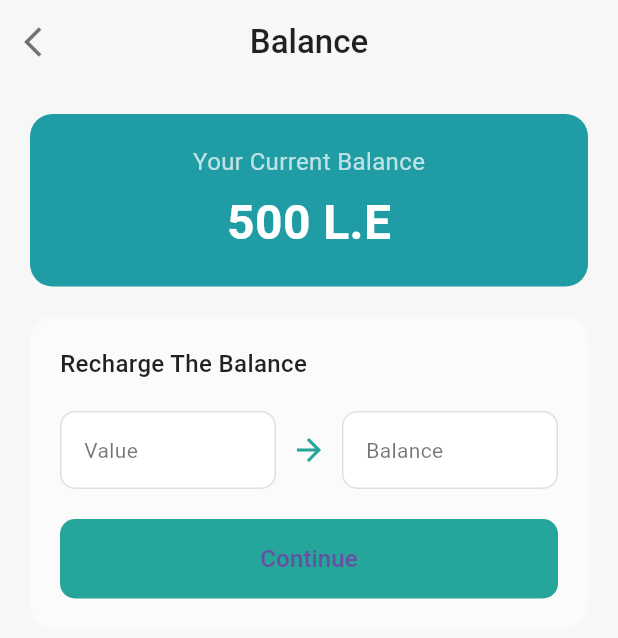
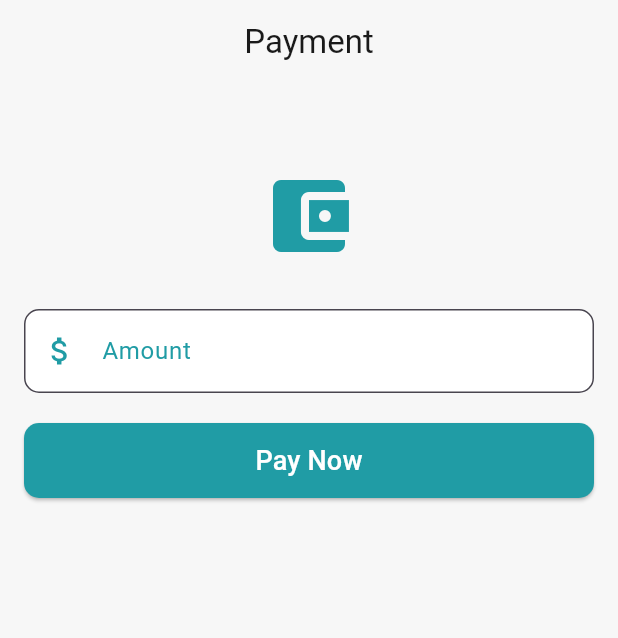
Before and after one commit to MohamedHamdySoftwareEngineer/Educationa_Nourish__Parent-Edition, a Flutter app: the PaymentScreenBody screen opened directly, on a phone screen of 412 x 824 dp. Shown: the top 638 px of the screen. Run offline on Flutter 3.47's test engine with Material 3 defaults, Android fonts, the phone set to English and light mode, and no system bars; our stand-ins replace concentric_transition, dio, equatable, flutter_bloc, flutter_map, flutter_svg and 6 more.

Commit message:
start payment redesign

```diff
--- a/lib/Parent/constants.dart
+++ b/lib/Parent/constants.dart
@@ -3,6 +3,7 @@ import 'package:flutter/material.dart';
 final List<Color> gradientColors = [firstGradientColor, secondGradientColor];
 Color firstGradientColor = Colors.blue.shade200;
 Color secondGradientColor = Colors.blue.shade400;
+
 Color mainColor = Colors.blue.shade300;
 Color secondColor = Colors.blue.shade700;
 OutlineInputBorder customBorder = OutlineInputBorder(
--- a/lib/Parent/features/Payment Screen/presentation/views/widgets/payment_screen_body.dart
+++ b/lib/Parent/features/Payment Screen/presentation/views/widgets/payment_screen_body.dart
@@ -1,154 +1,164 @@
 import 'package:flutter/material.dart';
+import 'package:flutter/services.dart';
 
-class PaymentScreenBody extends StatelessWidget {
+// Define the custom colors
+const Color lightGrayBackground = Color(0xFFF7F7F7);
+const Color tealAccentColor = Color(0xFF209CA5);
+const Color myBlackColor = Color(0xff1A1A1A);
+
+class PaymentScreenBody extends StatefulWidget {
   const PaymentScreenBody({super.key});
+
+  @override
+  State<PaymentScreenBody> createState() => _PaymentScreenBodyState();
+}
+
+class _PaymentScreenBodyState extends State<PaymentScreenBody> {
+  final TextEditingController _amountController = TextEditingController();
+  bool _isProcessing = false;
+  String? _paymentStatus;
+  bool _isSuccess = false;
+
+  void _processPayment() {
+    // Validate amount
+    if (_amountController.text.isEmpty) {
+      ScaffoldMessenger.of(context).showSnackBar(
+        const SnackBar(
+          content: Text('Please enter an amount'),
+          backgroundColor: tealAccentColor,
+        ),
+      );
+      return;
+    }
+
+    setState(() {
+      _isProcessing = true;
+      _paymentStatus = null;
+    });
+
+    // Simulate payment processing
+    Future.delayed(const Duration(seconds: 2), () {
+      setState(() {
+        _isProcessing = false;
+
+        // Simulate random success/failure for demo purposes
+        _isSuccess = DateTime.now().millisecondsSinceEpoch % 2 == 0;
+        _paymentStatus = _isSuccess
+          ? 'Payment Successful!'
+          : 'Payment Failed. Please try again.';
+      });
+    });
+  }
+
+  @override
+  void dispose() {
+    _amountController.dispose();
+    super.dispose();
+  }
 
   @override
   Widget build(BuildContext context) {
     return Scaffold(
-      backgroundColor: const Color(0xFFF7F7F7),
+      backgroundColor: lightGrayBackground,
       appBar: AppBar(
-        backgroundColor: Colors.transparent,
-        elevation: 0,
         title: const Text(
-          'Balance',
-          style: TextStyle(
-            color: Colors.black87,
-            fontWeight: FontWeight.w500,
-          ),
+          'Payment',
+          style: TextStyle(color: myBlackColor),
         ),
         centerTitle: true,
-        leading: IconButton(
-          icon: const Icon(Icons.arrow_back_ios, color: Colors.black54),
-          onPressed: () => Navigator.of(context).pop(),
+        backgroundColor: lightGrayBackground,
+        elevation: 0,
       ),
+      body: Padding(
+        padding: const EdgeInsets.all(16.0),
+        child: Column(
+          crossAxisAlignment: CrossAxisAlignment.stretch,
+          children: [
+            const SizedBox(height: 40),
+            // Payment Icon
+            const Icon(
+              Icons.account_balance_wallet,
+              size: 64,
+              color: tealAccentColor,
             ),
-      body: SafeArea(
-        child: Padding(
-          padding: const EdgeInsets.symmetric(horizontal: 20.0),
-          child: Column(
-            crossAxisAlignment: CrossAxisAlignment.start,
-            children: [
-              const SizedBox(height: 20),
-              // Current Balance Card
-              Container(
-                width: double.infinity,
-                padding: const EdgeInsets.all(20),
-                decoration: BoxDecoration(
-                  color: const Color(0xFF209CA5  ),
-                  borderRadius: BorderRadius.circular(15),
+            const SizedBox(height: 30),
+            // Amount input field
+            TextField(
+              controller: _amountController,
+              keyboardType: const TextInputType.numberWithOptions(decimal: true),
+              inputFormatters: [
+
+                FilteringTextInputFormatter.allow(RegExp(r'^\d+\.?\d{0,3}')),
+              ],
+              decoration: InputDecoration(
+                labelText: 'Amount',
+                labelStyle: const TextStyle(color: tealAccentColor),
+                prefixIcon: const Icon(Icons.attach_money, color: tealAccentColor),
+                border: OutlineInputBorder(
+                  borderRadius: BorderRadius.circular(10),
+                  borderSide: const BorderSide(color: tealAccentColor),
                 ),
-                child: const Column(
-                  crossAxisAlignment: CrossAxisAlignment.center,
-                  children: [
-                    Text(
-                      'Your Current Balance',
-                      style: TextStyle(
-                        color: Colors.white70,
-                        fontSize: 16,
+                focusedBorder: OutlineInputBorder(
+                  borderRadius: BorderRadius.circular(10),
+                  borderSide: const BorderSide(color: tealAccentColor, width: 2),
                 ),
+                contentPadding: const EdgeInsets.symmetric(
+                  horizontal: 16,
+                  vertical: 16,
                 ),
-                    SizedBox(height: 6),
-                    Text(
-                      '500 L.E',
-                      style: TextStyle(
-                        color: Colors.white,
-                        fontSize: 32,
-                        fontWeight: FontWeight.bold,
-                      ),
-                    ),
-                  ],
+                fillColor: Colors.white,
+                filled: true,
               ),
             ),
             const SizedBox(height: 20),
-              // Recharge Section
-              Container(
-                width: double.infinity,
-                padding: const EdgeInsets.all(20),
-                decoration: BoxDecoration(
-                  color: Colors.white.withOpacity(0.5),
-                  borderRadius: BorderRadius.circular(15),
+            // Pay button
+            SizedBox(
+              height: 50,
+              child: ElevatedButton(
+                onPressed: _isProcessing ? null : _processPayment,
+                style: ElevatedButton.styleFrom(
+                  backgroundColor: tealAccentColor,
+                  shape: RoundedRectangleBorder(
+                    borderRadius: BorderRadius.circular(10),
                   ),
-                child: Column(
-                  crossAxisAlignment: CrossAxisAlignment.start,
-                  children: [
-                    const Text(
-                      'Recharge The Balance',
-                      style: TextStyle(
-                        color: Colors.black87,
-                        fontSize: 16,
-                        fontWeight: FontWeight.w500,
+                  disabledBackgroundColor: tealAccentColor.withOpacity(0.6),
                 ),
-                    ),
-                    const SizedBox(height: 20),
-                    Row(
-                      children: [
-                        Expanded(
-                          child: Container(
-                            padding: const EdgeInsets.symmetric(
-                              horizontal: 15,
-                              vertical: 15,
-                            ),
-                            decoration: BoxDecoration(
-                              color: Colors.white,
-                              borderRadius: BorderRadius.circular(10),
-                              border: Border.all(color: Colors.black12),
-                            ),
-                            child: const Text(
-                              'Value',
-                              style: TextStyle(
-                                color: Colors.black54,
+                child: _isProcessing
+                    ? const CircularProgressIndicator(color: Colors.white)
+                    : const Text(
+                        'Pay Now',
+                        style: TextStyle(fontSize: 18, color: Colors.white),
                       ),
               ),
             ),
+            const SizedBox(height: 30),
+            // Payment status
+            if (_paymentStatus != null)
+              Container(
+                padding: const EdgeInsets.all(16),
+                decoration: BoxDecoration(
+                  color: _isSuccess
+                    ? const Color(0xFFEAF7F8) // Very light teal for success
+                    : Colors.red.shade50,
+                  borderRadius: BorderRadius.circular(10),
+                  border: Border.all(
+                    color: _isSuccess ? tealAccentColor : Colors.red,
+                    width: 1,
                   ),
-                        const SizedBox(width: 10),
-                        const Icon(
-                          Icons.arrow_forward,
-                          color: Color(0xFF26A69A),
+                ),
+                child: Row(
+                  children: [
+                    Icon(
+                      _isSuccess ? Icons.check_circle : Icons.error,
+                      color: _isSuccess ? tealAccentColor : Colors.red,
                     ),
                     const SizedBox(width: 10),
                     Expanded(
-                          child: Container(
-                            padding: const EdgeInsets.symmetric(
-                              horizontal: 15,
-                              vertical: 15,
-                            ),
-                            decoration: BoxDecoration(
-                              color: Colors.white,
-                              borderRadius: BorderRadius.circular(10),
-                              border: Border.all(color: Colors.black12),
-                            ),
-                            child: const Text(
-                              'Balance',
+                      child: Text(
+                        _paymentStatus!,
                         style: TextStyle(
-                                color: Colors.black54,
-                              ),
-                            ),
-                          ),
-                        ),
-                      ],
-                    ),
-                    const SizedBox(height: 20),
-                    // Continue Button
-                    SizedBox(
-                      width: double.infinity,
-                      child: ElevatedButton(
-                        onPressed: () {},
-                        style: ElevatedButton.styleFrom(
-                          backgroundColor: const Color(0xFF26A69A),
-                          shape: RoundedRectangleBorder(
-                            borderRadius: BorderRadius.circular(10),
-                          ),
-                          elevation: 0,
-                          padding: const EdgeInsets.symmetric(vertical: 15),
-                        ),
-                        child: const Text(
-                          'Continue',
-                          style: TextStyle(
-                            fontSize: 16,
-                            fontWeight: FontWeight.w500,
-                          ),
+                          color: _isSuccess ? tealAccentColor : Colors.red,
+                          fontWeight: FontWeight.bold,
                         ),
                       ),
                     ),
@@ -158,7 +168,6 @@ class PaymentScreenBody extends StatelessWidget {
           ],
         ),
       ),
-      ),
     );
   }
 }
```
Lines whose indentation alone changed are shown as unchanged.
